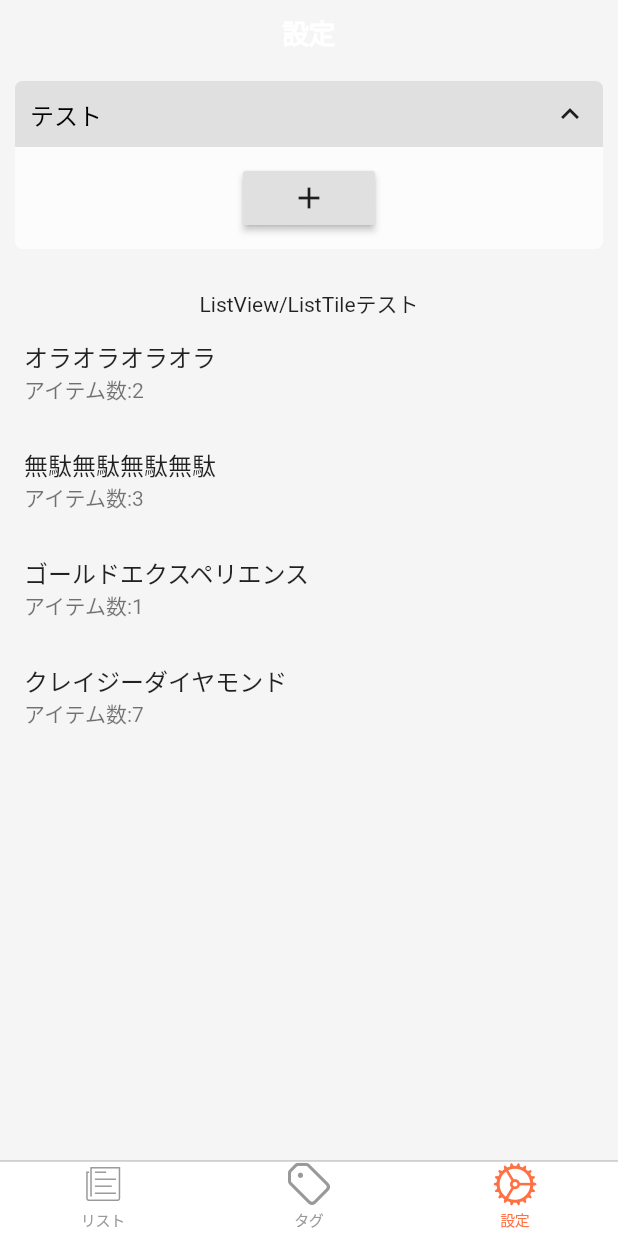
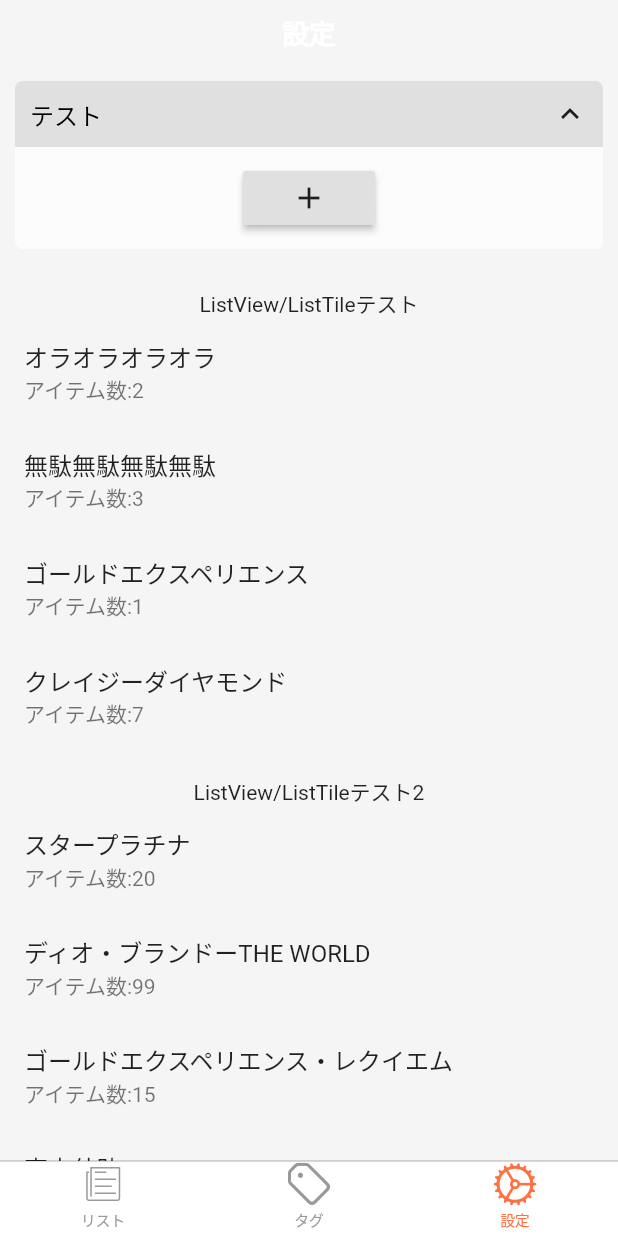
Before and after one commit to waterbook59/compare_2way, a Flutter app: the screen it shows after launch, item 3 of the bottom bar chosen, on a phone screen of 412 x 824 dp. Run offline on Flutter 3.47's test engine with Material 2 defaults, Android fonts, the phone set to English and light mode, and no system bars; our stand-ins replace flutter_slidable, fluttertoast, getwidget, moor; generated files the repository leaves out were written again.

Commit message:
DescFormタップ時のみMeritList,DemeritListの削除アイコン表示 SettingPageで練習成功

```diff
--- a/lib/view_model/compare_view_model.dart
+++ b/lib/view_model/compare_view_model.dart
@@ -75,7 +75,8 @@ class CompareViewModel extends ChangeNotifier {
   bool tagEditMode = true; //初期設定は通常モード
 //  bool editFocus = false; //初期設定はタイトルのみ
   int selectedIndex;//tagPageでのListTile選択
-  bool isDisplayIcon =false;//AccordionPart=>DescFormのIconButton表示有無
+  bool isWay1MeritDeleteIcon =false;//AccordionPart=>DescFormのIconButton表示有無
+  bool isWay2MeritDeleteIcon =false;
 
   ///ページ開いた時の取得(notifyListeners(リビルド)あり)
   Future<void> getOverview(String comparisonItemId) async {
--- a/lib/views/setting/setting_page.dart
+++ b/lib/views/setting/setting_page.dart
@@ -23,6 +23,12 @@ class _SettingPageState extends State<SettingPage> {
     TextEditingController(),
     TextEditingController(),
   ];
+  List<TextEditingController> my2ndControllers = [
+    TextEditingController(),
+    TextEditingController(),
+    TextEditingController(),
+    TextEditingController(),
+  ];
   List<TagChart> testTagChart = [
     TagChart(
       tagTitle: 'オラオラオラオラ',
@@ -41,14 +47,39 @@ class _SettingPageState extends State<SettingPage> {
       tagAmount: 7,
     ),
   ];
+  List<TagChart> test2ndTagChart = [
+    TagChart(
+      tagTitle: 'スタープラチナ',
+      tagAmount: 20,
+    ),
+    TagChart(
+      tagTitle: 'ディオ・ブランドーTHE WORLD',
+      tagAmount: 99,
+    ),
+    TagChart(
+      tagTitle: 'ゴールドエクスペリエンス・レクイエム',
+      tagAmount: 15,
+    ),
+    TagChart(
+      tagTitle: '東方仗助',
+      tagAmount: 16,
+    ),
+  ];
   List<FocusNode> myFocusNodes =[
    FocusNode(),
    FocusNode(),
    FocusNode(),
    FocusNode(),
   ];
+  List<FocusNode> my2ndFocusNodes =[
+    FocusNode(),
+    FocusNode(),
+    FocusNode(),
+    FocusNode(),
+  ];
 
   int _selectedIndex ;
+  int _selected2ndIndex ;
   //List<bool>
 
 
@@ -62,6 +93,9 @@ class _SettingPageState extends State<SettingPage> {
 
   final myFocusNode = FocusNode();
   bool isDisplayIcon = false;
+  bool is2ndDisplayIcon =false;
+  bool isReturnText = true;
+  bool is2ndReturnText = true;
 
   @override
   void initState() {
@@ -69,18 +103,30 @@ class _SettingPageState extends State<SettingPage> {
     myControllers.asMap().forEach((index, controller) {
       controller.text = testTagChart[index].tagTitle;
     });
+    my2ndControllers.asMap().forEach((index, controller) {
+      controller.text = test2ndTagChart[index].tagTitle;
+    });
 //    final tagChartMap = testTagChart.asMap().forEach((index, tagChart) {
 //      print('$index,$tagChart');
 //    });
     print('myControllers:$myControllers');
 
-    myFocusNode.addListener(() {
-     print('Has focus: ${myFocusNode.hasFocus}');
-                    });
+//    myFocusNode.addListener(() {
+//     print('Has focus: ${myFocusNode.hasFocus}');
+//                    });
 
     super.initState();
   }
 
+@override
+  void dispose() {
+    ///controllerやFocusNodeがリスト型の場合のdispose方法
+    myControllers.map((e) => e.dispose()).toList();
+    print('myControllersをdispose:$myControllers');
+    myFocusNodes.map((e) => e.dispose()).toList();
+    print('myFocusNodesをdispose:$myFocusNodes');
+    super.dispose();
+  }
 
   @override
   Widget build(BuildContext context) {
@@ -107,6 +153,9 @@ class _SettingPageState extends State<SettingPage> {
             FocusScope.of(context).unfocus();
             //setStateいらない
               isDisplayIcon = false;
+              is2ndDisplayIcon = false;
+              isReturnText = false;
+              is2ndReturnText = false;
           },
           child: SingleChildScrollView(
             child: Column(children: [
@@ -136,7 +185,7 @@ class _SettingPageState extends State<SettingPage> {
                     return Container(
                       decoration: BoxDecoration(
                         color:
-                        _selectedIndex == index
+                        _selectedIndex == index && isReturnText
 //                    index == _selectedIndex
 //                    _selected[index]
                           ?Colors.grey[400]
@@ -146,7 +195,7 @@ class _SettingPageState extends State<SettingPage> {
 //                    selectedColor: Colors.blueGrey,
                         child: ListTile(
 
-                          title: _selectedIndex == index
+                          title: _selectedIndex == index && isReturnText
                           ?  Stack(
                             alignment: Alignment.centerRight,
                             children: [
@@ -171,8 +220,6 @@ class _SettingPageState extends State<SettingPage> {
                                 onPressed: (){},
                               )
                                   :Container(),
-
-
                           ]
                           )
 
@@ -184,6 +231,8 @@ class _SettingPageState extends State<SettingPage> {
                               _selectedIndex = index;
                               myFocusNodes[index].requestFocus();
                               isDisplayIcon = true;
+                              isReturnText = true;
+                              is2ndReturnText =false;
 //                              myFocusNode.requestFocus();
                             });
                           },
@@ -192,6 +241,62 @@ class _SettingPageState extends State<SettingPage> {
                       ),
                     );
 
+                  }),
+              const SizedBox(height: 16,),
+              const Text('ListView/ListTileテスト2'),
+              ListView.builder(
+                  itemCount: test2ndTagChart.length,
+                  shrinkWrap: true,
+                  physics: const NeverScrollableScrollPhysics(),
+                  itemBuilder: (BuildContext context, int index){
+                    return Container(
+                      decoration: BoxDecoration(
+                        color:
+                        _selected2ndIndex == index && is2ndReturnText
+                            ?Colors.grey[400]
+                            :Colors.transparent,
+                      ),
+                        child: ListTile(
+                          title: _selected2ndIndex == index && is2ndReturnText
+                              ?  Stack(
+                              alignment: Alignment.centerRight,
+                              children: [
+                                CupertinoTextField(
+                                  controller: my2ndControllers[index],
+                                  focusNode:
+                                  my2ndFocusNodes[index],
+                                  maxLines: null,
+                                ),
+                                ///hasFocus使うと初回でてこないので、isDisplayIcon設定
+                        _selected2ndIndex == index && is2ndDisplayIcon ||
+                              my2ndFocusNodes[index].hasFocus
+                                    ?IconButton(
+                                  icon: const Icon(
+                                    Icons.remove_circle_outline,
+                                    color: Colors.grey,
+                                    size: 24,
+                                  ),
+                                  //ここではvoidCallbackでindexのみ渡して具体的なロジックはDescFormAndButtonで
+                                  onPressed: (){},
+                                )
+                                    :Container(),
+                              ]
+                          )
+                              :Text(test2ndTagChart[index].tagTitle),
+                          subtitle:Text('アイテム数:${test2ndTagChart[index].tagAmount}'),
+                          onTap: (){
+                            print('ListTile2ndのリストonTap!:_selectedIndex:$_selectedIndex,selected2ndIndex:$_selected2ndIndex,isReturnText:$isReturnText,is2ndReturnText:$is2ndReturnText');
+                            setState(() {
+                              _selected2ndIndex = index;
+                              my2ndFocusNodes[index].requestFocus();
+                              is2ndDisplayIcon = true;
+                              isReturnText = false;
+                              is2ndReturnText = true;
+                            });
+                          },
+
+                        ),
+                    );
                   }),
 
             ],),
```
Also changed, not shown: lib/views/compare/compare_screen.dart (+5 -2 lines), lib/views/compare/components/sub/desc_form.dart (+6 -1 lines), lib/views/compare/components/sub/desc_form_and_button.dart (+12 -3 lines).
